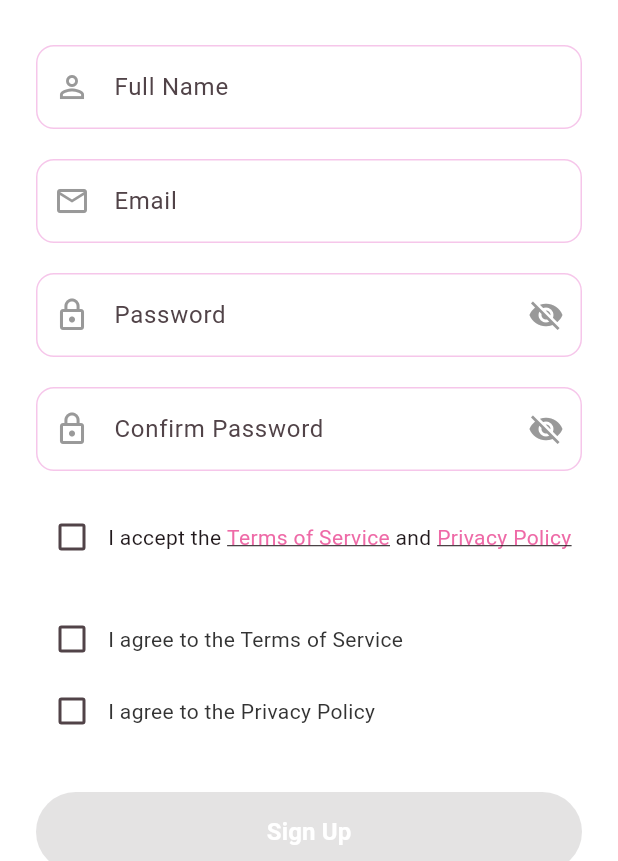
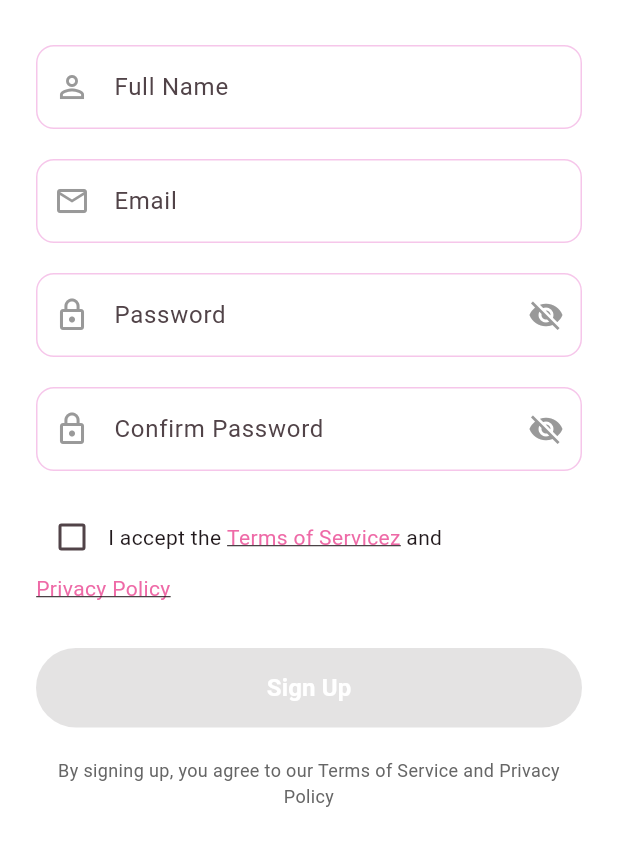
Before and after one commit to Faqih001/ovarian_cyst_support_app, a Flutter app: the screen it shows after launch, after a tap on "Skip", after a tap on "Sign Up", on a phone screen of 412 x 824 dp, the part 375-1236 px from its top. Run offline on Flutter 3.47's test engine with Material 3 defaults, Android fonts, the phone set to English and light mode, and no system bars; our stand-ins replace animated_text_kit, cloud_firestore, connectivity_plus, firebase_auth, firebase_core, firebase_messaging and 14 more; accounts and stored records are empty.

Commit message:
feat: Enhance signup and splash screens with shared preferences and improved navigation logic; ensure terms acceptance is handled correctly

```diff
--- a/lib/screens/auth/signup_screen.dart
+++ b/lib/screens/auth/signup_screen.dart
@@ -6,6 +6,7 @@ import 'package:ovarian_cyst_support_app/screens/home_screen.dart';
 import 'package:ovarian_cyst_support_app/services/auth_service.dart';
 import 'package:ovarian_cyst_support_app/screens/legal/privacy_policy_screen.dart';
 import 'package:ovarian_cyst_support_app/screens/legal/terms_of_service_screen.dart';
+import 'package:shared_preferences/shared_preferences.dart';
 
 class SignupScreen extends StatefulWidget {
   const SignupScreen({super.key});
@@ -223,17 +224,21 @@ class _SignupScreenState extends State<SignupScreen>
                   const SizedBox(height: 20),
 
                   // Terms and conditions checkbox
-                  Row(
+                  Wrap(
+                    crossAxisAlignment: WrapCrossAlignment.center,
                     children: [
                       Checkbox(
                         value: _acceptedTerms,
                         onChanged: (value) {
                           setState(() {
-                            _acceptedTerms = value!;
+                            _acceptedTerms = value ?? false;
+                            _acceptedPrivacy =
+                                value ?? false; // Keep both values in sync
                           });
                         },
                       ),
-                      const Text('I accept the '),
+                      const Text('I accept the ',
+                          style: TextStyle(fontSize: 14)),
                       GestureDetector(
                         onTap: () {
                           Navigator.of(context).push(
@@ -244,14 +249,15 @@ class _SignupScreenState extends State<SignupScreen>
                           );
                         },
                         child: const Text(
-                          'Terms of Service',
+                          'Terms of Servicez',
                           style: TextStyle(
                             color: AppColors.primary,
                             decoration: TextDecoration.underline,
+                            fontSize: 14,
                           ),
                         ),
                       ),
-                      const Text(' and '),
+                      const Text(' and ', style: TextStyle(fontSize: 14)),
                       GestureDetector(
                         onTap: () {
                           Navigator.of(context).push(
@@ -265,84 +271,9 @@ class _SignupScreenState extends State<SignupScreen>
                           style: TextStyle(
                             color: AppColors.primary,
                             decoration: TextDecoration.underline,
+                            fontSize: 14,
                           ),
                         ),
-                      ),
-                    ],
-                  ),
-
-                  const SizedBox(height: 20),
-
-                  // Terms and Privacy Policy
-                  Column(
-                    children: [
-                      Row(
-                        children: [
-                          Checkbox(
-                            value: _acceptedTerms,
-                            onChanged: (bool? value) {
-                              setState(() {
-                                _acceptedTerms = value ?? false;
-                              });
-                            },
-                          ),
-                          Expanded(
-                            child: GestureDetector(
-                              onTap: () {
-                                Navigator.push(
-                                  context,
-                                  MaterialPageRoute(
-                                    builder: (context) =>
-                                        const TermsOfServiceScreen(),
-                                  ),
-                                );
-                              },
-                              child: Text(
-                                'I agree to the Terms of Service',
-                                style: Theme.of(context)
-                                    .textTheme
-                                    .bodyMedium
-                                    ?.copyWith(
-                                      color: AppColors.textPrimary,
-                                    ),
-                              ),
-                            ),
-                          ),
-                        ],
-                      ),
-                      Row(
-                        children: [
-                          Checkbox(
-                            value: _acceptedPrivacy,
-                            onChanged: (bool? value) {
-                              setState(() {
-                                _acceptedPrivacy = value ?? false;
-                              });
-                            },
-                          ),
-                          Expanded(
-                            child: GestureDetector(
-                              onTap: () {
-                                Navigator.push(
-                                  context,
-                                  MaterialPageRoute(
-                                    builder: (context) =>
-                                        const PrivacyPolicyScreen(),
-                                  ),
-                                );
-                              },
-                              child: Text(
-                                'I agree to the Privacy Policy',
-                                style: Theme.of(context)
-                                    .textTheme
-                                    .bodyMedium
-                                    ?.copyWith(
-                                      color: AppColors.textPrimary,
-                                    ),
-                              ),
-                            ),
-                          ),
-                        ],
                       ),
                     ],
                   ),
@@ -351,7 +282,7 @@ class _SignupScreenState extends State<SignupScreen>
 
                   // Sign up button
                   ElevatedButton(
-                    onPressed: (_acceptedTerms && _acceptedPrivacy)
+                    onPressed: _acceptedTerms
                         ? () {
                             if (_formKey.currentState!.validate()) {
                               _handleSignup();
@@ -386,11 +317,13 @@ class _SignupScreenState extends State<SignupScreen>
     final email = _emailController.text.trim();
     final password = _passwordController.text;
 
-    // Check if widget is still mounted before showing dialog
+    // Get the navigator and scaffold messenger before async operations
+    final navigator = Navigator.of(context);
+    final scaffoldMessenger = ScaffoldMessenger.of(context);
+
+    // Show loading dialog
     if (!mounted) return;
-
-    // Show loading indicator
-    showDialog(
+    await showDialog<void>(
       context: context,
       barrierDismissible: false,
       builder: (BuildContext context) {
@@ -398,6 +331,7 @@ class _SignupScreenState extends State<SignupScreen>
       },
     );
 
+    try {
       // Attempt registration
       final user = await authService.registerWithEmailAndPassword(
         email,
@@ -407,26 +341,45 @@ class _SignupScreenState extends State<SignupScreen>
         acceptPrivacy: _acceptedPrivacy,
       );
 
-    // Check if widget is still mounted before continuing
       if (!mounted) return;
 
       // Close loading dialog
-    Navigator.of(context).pop();
+      await navigator.maybePop();
 
       if (user != null) {
+        // Set the account creation flag
+        final prefs = await SharedPreferences.getInstance();
+        await prefs.setBool('has_created_account', true);
+
+        if (!mounted) return;
+
         // Navigate to home on success
-      Navigator.of(context).pushAndRemoveUntil(
+        await navigator.pushAndRemoveUntil(
           MaterialPageRoute(builder: (context) => const HomeScreen()),
           (route) => false,
         );
       } else {
-      // Show error message
-      ScaffoldMessenger.of(context).showSnackBar(
+        if (!mounted) return;
+        scaffoldMessenger.showSnackBar(
           SnackBar(
             content: Text(authService.errorMessage ?? 'Registration failed'),
             backgroundColor: Colors.red,
           ),
         );
       }
+    } catch (e) {
+      if (!mounted) return;
+
+      // Close loading dialog if there's an error
+      await navigator.maybePop();
+
+      // Show error message
+      scaffoldMessenger.showSnackBar(
+        SnackBar(
+          content: Text('Registration failed: ${e.toString()}'),
+          backgroundColor: Colors.red,
+        ),
+      );
     }
   }
+}
--- a/lib/screens/splash_screen.dart
+++ b/lib/screens/splash_screen.dart
@@ -2,6 +2,7 @@ import 'dart:async';
 import 'package:flutter/material.dart';
 import 'package:lottie/lottie.dart';
 import 'package:provider/provider.dart';
+import 'package:shared_preferences/shared_preferences.dart';
 import 'package:ovarian_cyst_support_app/constants.dart';
 import 'package:ovarian_cyst_support_app/screens/onboarding_screen.dart';
 import 'package:ovarian_cyst_support_app/screens/home_screen.dart';
@@ -35,34 +36,53 @@ class _SplashScreenState extends State<SplashScreen>
     );
 
     _animationController.forward();
+    _handleNavigation();
+  }
 
-    // Check if onboarding is completed and auth status before navigating
-    final authService = Provider.of<AuthService>(context, listen: false);
-    Timer(const Duration(seconds: 3), () async {
+  Future<void> _handleNavigation() async {
+    // Get navigator before any async operations
+    if (!mounted) return;
+    final navigator = Navigator.of(context);
+
+    // Wait for animation
+    await Future.delayed(const Duration(seconds: 3));
+
+    if (!mounted) return;
+
+    try {
+      final prefs = await SharedPreferences.getInstance();
       final bool onboardingComplete =
           await PreferencesService.isOnboardingComplete();
+      final bool hasCreatedAccount =
+          prefs.getBool('has_created_account') ?? false;
 
-      if (mounted) {
-        // If onboarding is not complete, show onboarding
-        if (!onboardingComplete) {
-          Navigator.of(context).pushReplacement(
-            MaterialPageRoute(builder: (context) => const OnboardingScreen()),
-          );
-        }
-        // If user is already authenticated, go to home
-        else if (authService.status == AuthStatus.authenticated) {
-          Navigator.of(context).pushReplacement(
-            MaterialPageRoute(builder: (context) => const HomeScreen()),
-          );
-        }
-        // Otherwise, go to login
-        else {
-          Navigator.of(context).pushReplacement(
-            MaterialPageRoute(builder: (context) => const LoginScreen()),
-          );
-        }
+      if (!mounted) return;
+
+      final authService = Provider.of<AuthService>(context, listen: false);
+      Widget nextScreen;
+
+      if (!onboardingComplete || !hasCreatedAccount) {
+        nextScreen = const OnboardingScreen();
+      } else if (authService.status == AuthStatus.authenticated) {
+        nextScreen = const HomeScreen();
+      } else {
+        nextScreen = const LoginScreen();
       }
-    });
+
+      // Final mounted check before navigation
+      if (!mounted) return;
+
+      await navigator.pushReplacement(
+        MaterialPageRoute(builder: (context) => nextScreen),
+      );
+    } catch (e) {
+      // Handle any errors during navigation setup
+      if (!mounted) return;
+
+      await navigator.pushReplacement(
+        MaterialPageRoute(builder: (context) => const LoginScreen()),
+      );
+    }
   }
 
   @override
```
Lines whose indentation alone changed are shown as unchanged.
